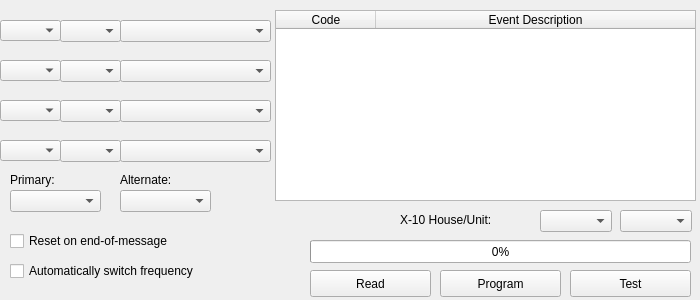
Qt form earcomm.ui (vangdfang/EARComm) before a commit.
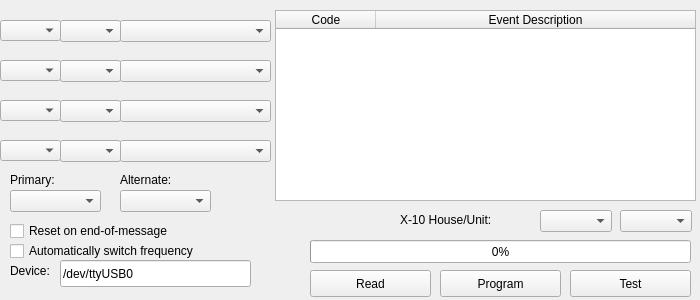
The same form after that commit.

Commit message: Adding device selection and error message dialogs

Diff of the .ui file:
```diff
--- a/earcomm.ui
+++ b/earcomm.ui
@@ -180,8 +180,8 @@
    <property name="geometry">
     <rect>
      <x>10</x>
-     <y>230</y>
-     <width>311</width>
+     <y>220</y>
+     <width>241</width>
      <height>22</height>
     </rect>
    </property>
@@ -193,8 +193,8 @@
    <property name="geometry">
     <rect>
      <x>10</x>
-     <y>260</y>
-     <width>311</width>
+     <y>240</y>
+     <width>241</width>
      <height>22</height>
     </rect>
    </property>
@@ -334,6 +334,32 @@
     </rect>
    </property>
   </widget>
+  <widget class="QLineEdit" name="device">
+   <property name="geometry">
+    <rect>
+     <x>60</x>
+     <y>260</y>
+     <width>191</width>
+     <height>27</height>
+    </rect>
+   </property>
+   <property name="text">
+    <string>/dev/ttyUSB0</string>
+   </property>
+  </widget>
+  <widget class="QLabel" name="labelDevice">
+   <property name="geometry">
+    <rect>
+     <x>10</x>
+     <y>260</y>
+     <width>51</width>
+     <height>21</height>
+    </rect>
+   </property>
+   <property name="text">
+    <string>Device:</string>
+   </property>
+  </widget>
  </widget>
  <layoutdefault spacing="6" margin="11"/>
  <resources/>
```
Left out of the diff: 12 changed lines with no effect on the pictures. The commit also changes 5 other files.
